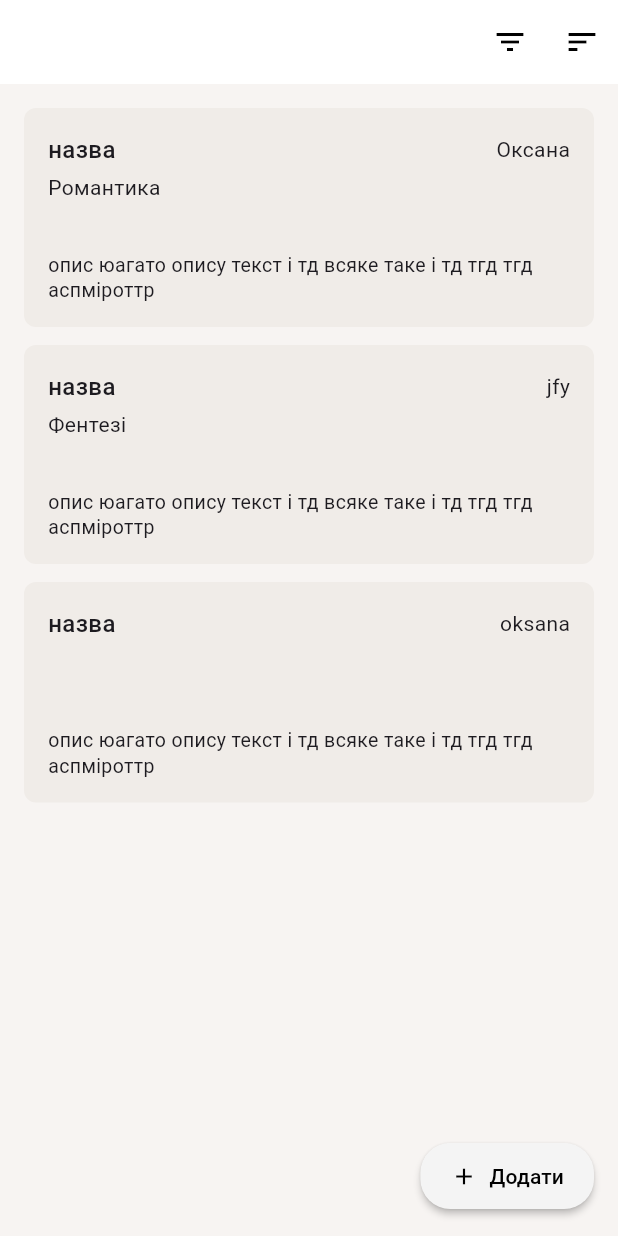
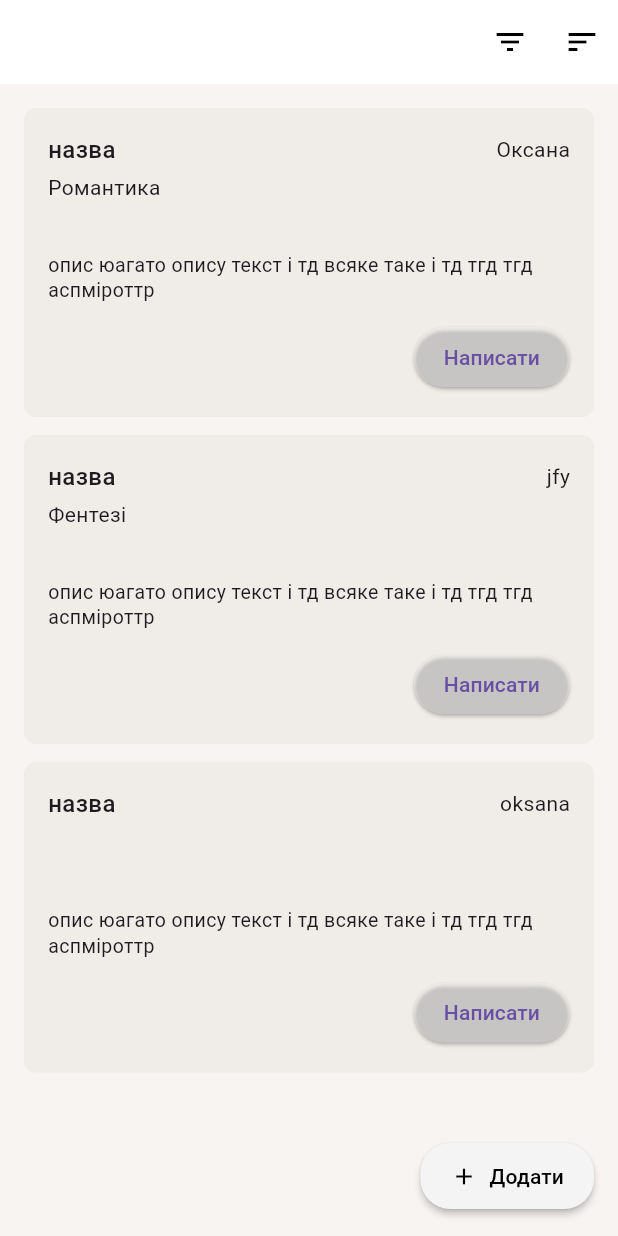
Before and after one commit to stus4/toread, a Flutter app: the IdeasPage screen opened directly, on a phone screen of 412 x 824 dp. Run offline on Flutter 3.47's test engine with Material 3 defaults, Android fonts, the phone set to English and light mode, and no system bars; our stand-ins replace auto_size_text, file_picker, image_picker, shared_preferences; accounts and stored records are empty.

Commit message:
hardcode something

```diff
--- a/lib/history_screen.dart
+++ b/lib/history_screen.dart
@@ -1,9 +1,8 @@
-// history_screen.dart
 import 'dart:convert';
 import 'package:flutter/material.dart';
 import 'package:http/http.dart' as http;
 import 'config.dart';
-import 'models/recommendation.dart'; // файл з класом Recommendation
+import 'models/recommendation.dart';
 import 'work_detail_screen.dart';
 
 class HistoryScreen extends StatefulWidget {
--- a/lib/ideas.dart
+++ b/lib/ideas.dart
@@ -138,7 +138,6 @@ class _IdeasPageState extends State<IdeasPage> {
               fontSize: 14,
             ),
           ),
-
           SizedBox(height: 8),
           // Description
           Text(
@@ -146,6 +145,24 @@ class _IdeasPageState extends State<IdeasPage> {
             style: TextStyle(
               fontSize: 13,
               height: 1.3,
+            ),
+          ),
+          SizedBox(height: 12),
+
+          Align(
+            alignment: Alignment.centerRight,
+            child: ElevatedButton(
+              onPressed: () {
+                print('Написати за ідеєю: ${idea['title']}');
+              },
+              style: ElevatedButton.styleFrom(
+                backgroundColor: Colors.white30,
+                shape: RoundedRectangleBorder(
+                  borderRadius: BorderRadius.circular(20),
+                ),
+                padding: EdgeInsets.symmetric(horizontal: 20, vertical: 10),
+              ),
+              child: Text('Написати'),
             ),
           ),
         ],
@@ -258,7 +275,7 @@ class MyApp extends StatelessWidget {
     return MaterialApp(
       title: 'Ideas App',
       theme: ThemeData(
-        primarySwatch: Colors.blue,
+        primarySwatch: Colors.brown,
         fontFamily: 'Roboto',
       ),
       home: IdeasPage(),
```
